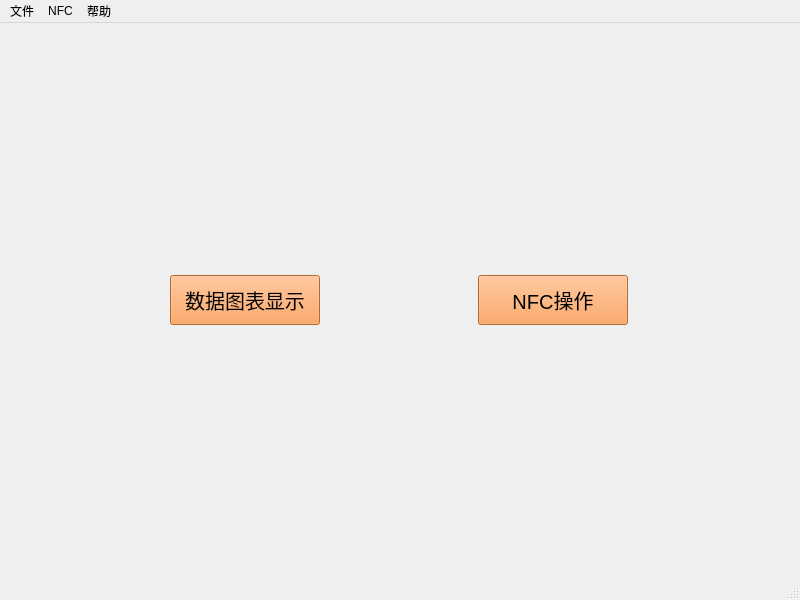
The window that Cows/MainWindow.ui (fsyv/Cows) describes before a commit, drawn with Qt 5.
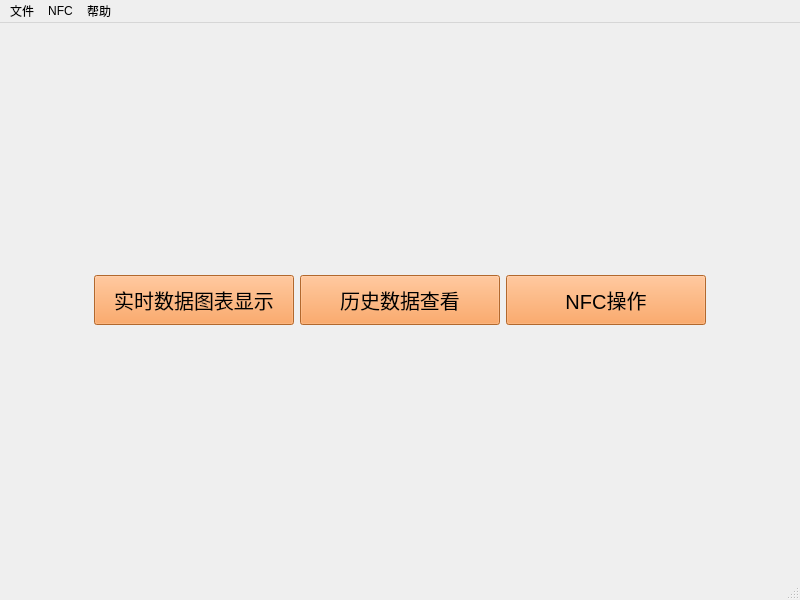
The same window after the commit. Icons and pictures are not drawn.

Patch:
```diff
--- a/Cows/MainWindow.ui
+++ b/Cows/MainWindow.ui
@@ -21,23 +21,52 @@
        <number>0</number>
       </property>
       <widget class="QWidget" name="page">
-       <layout class="QVBoxLayout" name="verticalLayout">
+       <layout class="QHBoxLayout" name="horizontalLayout_3">
         <item>
          <layout class="QHBoxLayout" name="horizontalLayout_2">
           <item>
            <widget class="QToolButton" name="toolButton_chart">
             <property name="minimumSize">
              <size>
-              <width>150</width>
+              <width>200</width>
               <height>50</height>
              </size>
             </property>
+            <property name="maximumSize">
+             <size>
+              <width>200</width>
+              <height>16777215</height>
+             </size>
+            </property>
             <property name="styleSheet">
              <string notr="true">background:#f9923f;
 font:20px;</string>
             </property>
             <property name="text">
-             <string>数据图表显示</string>
+             <string>实时数据图表显示</string>
+            </property>
+           </widget>
+          </item>
+          <item>
+           <widget class="QPushButton" name="pushButton_history">
+            <property name="minimumSize">
+             <size>
+              <width>200</width>
+              <height>50</height>
+             </size>
+            </property>
+            <property name="maximumSize">
+             <size>
+              <width>200</width>
+              <height>50</height>
+             </size>
+            </property>
+            <property name="styleSheet">
+             <string notr="true">background:#f9923f;
+font:20px;</string>
+            </property>
+            <property name="text">
+             <string>历史数据查看</string>
             </property>
            </widget>
           </item>
@@ -45,10 +74,22 @@
            <widget class="QToolButton" name="toolButton_nfc">
             <property name="minimumSize">
              <size>
-              <width>150</width>
+              <width>200</width>
               <height>50</height>
              </size>
             </property>
+            <property name="maximumSize">
+             <size>
+              <width>200</width>
+              <height>50</height>
+             </size>
+            </property>
+            <property name="sizeIncrement">
+             <size>
+              <width>2</width>
+              <height>0</height>
+             </size>
+            </property>
             <property name="styleSheet">
              <string notr="true">background:#f9923f;
 font:20px;</string>
```
Left out of the diff: 2 changed lines with no effect on the pictures.
